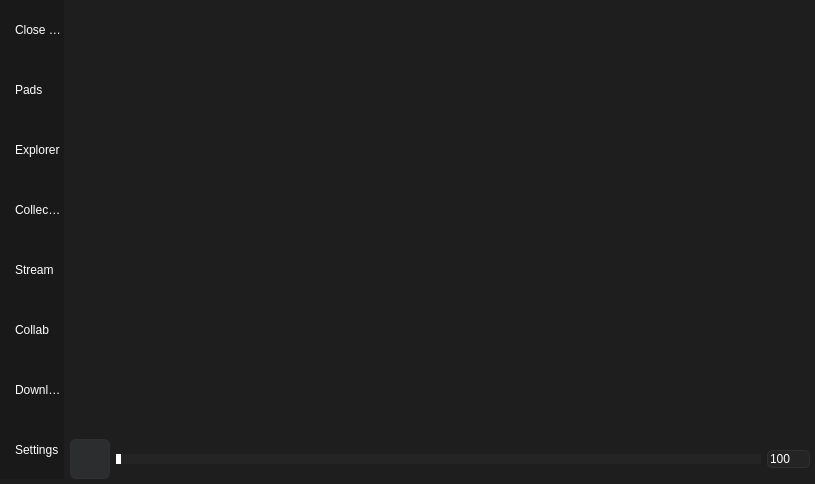
Qt form gui/gui.ui (BarsTiger/KotoPad) before a commit.
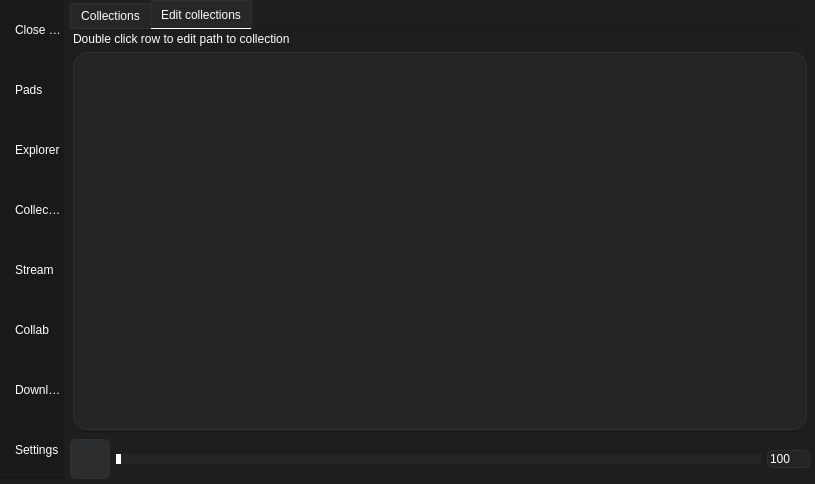
The same form after that commit. The open tabs and pages were chosen to show the change. Icons and pictures are not drawn.

Diff of the .ui file:
```diff
--- a/gui/gui.ui
+++ b/gui/gui.ui
@@ -904,7 +904,97 @@
            </item>
           </layout>
          </widget>
-         <widget class="QWidget" name="collections_page"/>
+         <widget class="QWidget" name="collections_page">
+          <layout class="QVBoxLayout" name="collections_page_lay">
+           <property name="leftMargin">
+            <number>0</number>
+           </property>
+           <property name="topMargin">
+            <number>0</number>
+           </property>
+           <property name="rightMargin">
+            <number>0</number>
+           </property>
+           <property name="bottomMargin">
+            <number>0</number>
+           </property>
+           <item>
+            <widget class="QTabWidget" name="collections_page_tabs">
+             <property name="currentIndex">
+              <number>0</number>
+             </property>
+             <widget class="QWidget" name="collections_tab_in_tabs">
+              <attribute name="title">
+               <string>Collections</string>
+              </attribute>
+              <layout class="QHBoxLayout" name="collections_tab_in_tabs_lay" stretch="1,3">
+               <property name="leftMargin">
+                <number>0</number>
+               </property>
+               <property name="topMargin">
+                <number>0</number>
+               </property>
+               <property name="rightMargin">
+                <number>0</number>
+               </property>
+               <property name="bottomMargin">
+                <number>0</number>
+               </property>
+               <item>
+                <widget class="QListWidget" name="collections_listwidget">
+                 <property name="editTriggers">
+                  <set>QAbstractItemView::DoubleClicked|QAbstractItemView::EditKeyPressed</set>
+                 </property>
+                </widget>
+               </item>
+               <item>
+                <widget class="QListWidget" name="this_collection_listwidget"/>
+               </item>
+              </layout>
+             </widget>
+             <widget class="QWidget" name="edit_collections_tabs">
+              <attribute name="title">
+               <string>Edit collections</string>
+              </attribute>
+              <layout class="QVBoxLayout" name="edit_collections_tabs_lay">
+               <property name="leftMargin">
+                <number>0</number>
+               </property>
+               <property name="topMargin">
+                <number>0</number>
+               </property>
+               <property name="rightMargin">
+                <number>0</number>
+               </property>
+               <property name="bottomMargin">
+                <number>0</number>
+               </property>
+               <item>
+                <widget class="QLabel" name="edit_collections_paths_label">
+                 <property name="text">
+                  <string>Double click row to edit path to collection</string>
+                 </property>
+                </widget>
+               </item>
+               <item>
+                <widget class="QListWidget" name="edit_collections_paths">
+                 <property name="styleSheet">
+                  <string notr="true">font: 15pt &quot;Segoe UI&quot;;</string>
+                 </property>
+                 <property name="editTriggers">
+                  <set>QAbstractItemView::DoubleClicked|QAbstractItemView::EditKeyPressed</set>
+                 </property>
+                 <property name="dragEnabled">
+                  <bool>false</bool>
+                 </property>
+                </widget>
+               </item>
+              </layout>
+             </widget>
+            </widget>
+           </item>
+          </layout>
+         </widget>
          <widget class="QWidget" name="stream_page"/>
          <widget class="QWidget" name="collab_page"/>
          <widget class="QWidget" name="download_page"/>
```
Left out of the diff: 9 changed lines with no effect on the pictures.
